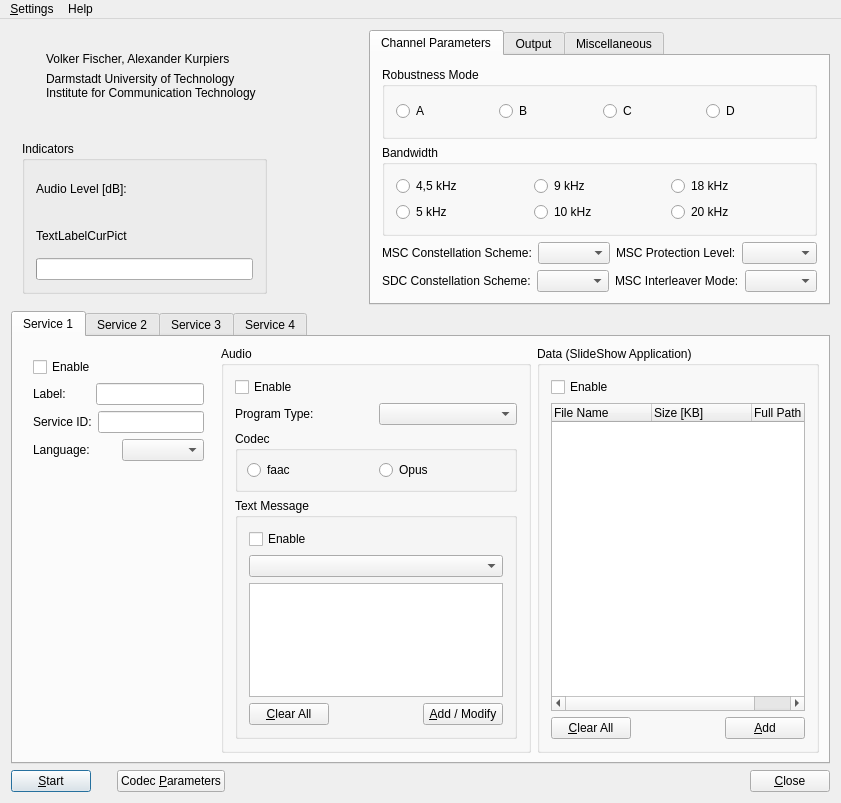
First picture: the form in dream/src/GUI-QT/TransmDlgbase.ui, repository mmjee/dream-patched, before the edit.
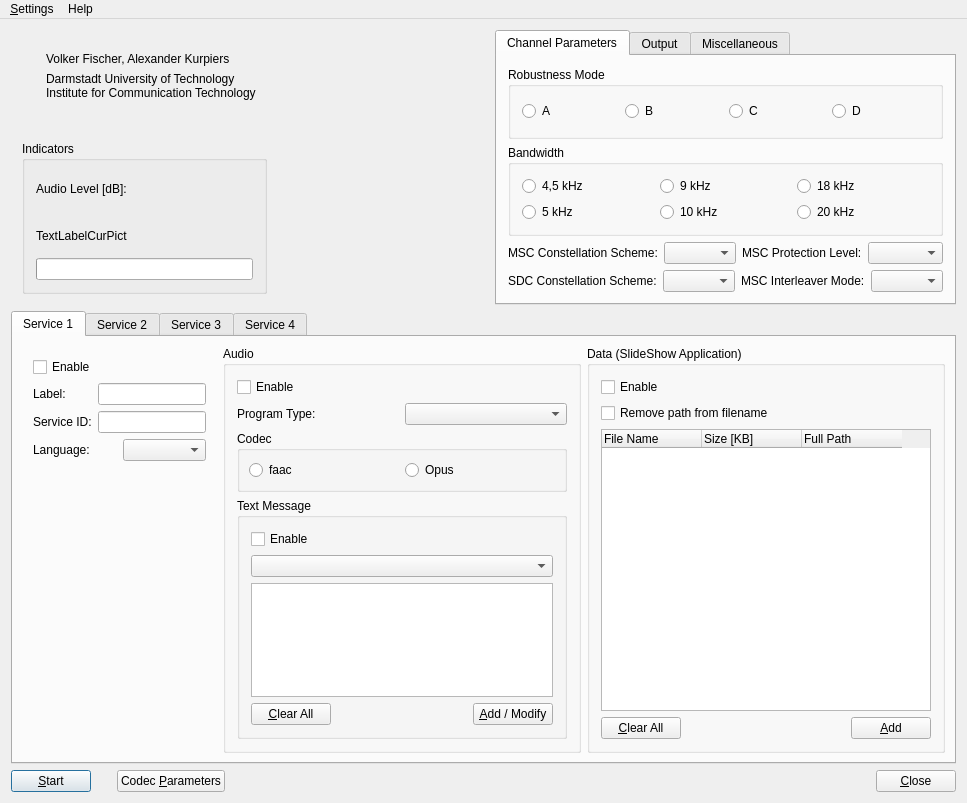
Second picture: the form after the edit. Icons and pictures are not drawn. Custom widgets are drawn as their Qt base class.

Commit message: fixed path encoding in data slide show

Diff of the .ui file:
```diff
--- a/dream/src/GUI-QT/TransmDlgbase.ui
+++ b/dream/src/GUI-QT/TransmDlgbase.ui
@@ -6,7 +6,7 @@
    <rect>
     <x>0</x>
     <y>0</y>
-    <width>841</width>
+    <width>967</width>
     <height>803</height>
    </rect>
   </property>
@@ -1081,6 +1081,13 @@
              </property>
             </widget>
            </item>
+           <item>
+            <widget class="QCheckBox" name="CheckBoxRemovePath">
+             <property name="text">
+              <string>Remove path from filename</string>
+             </property>
+            </widget>
+           </item>
            <item>
             <widget class="QTreeWidget" name="TreeWidgetFileNames">
              <property name="autoScroll">
@@ -1271,7 +1278,7 @@
     <rect>
      <x>0</x>
      <y>0</y>
-     <width>841</width>
+     <width>967</width>
      <height>25</height>
     </rect>
    </property>
```
The commit also changes 6 other files.
